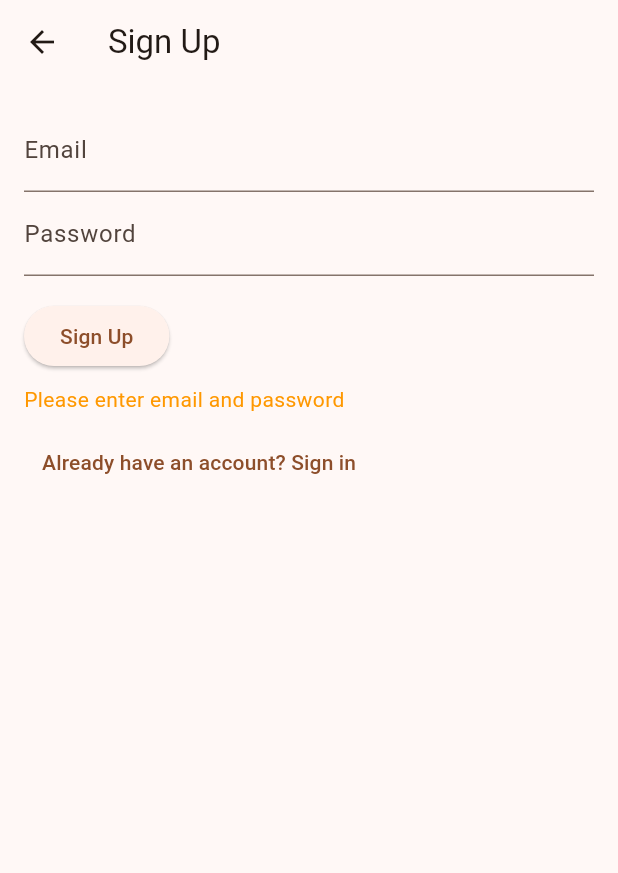
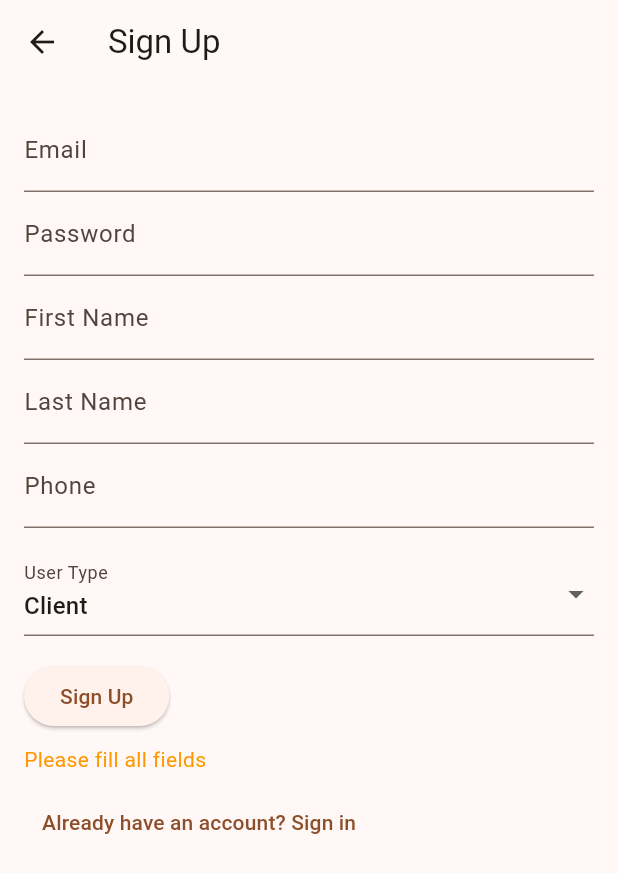
Before and after one commit to Q00R/bite-express, a Flutter app: the SignUpWidget screen opened directly, after a tap on "Sign Up", on a phone screen of 412 x 824 dp. Shown: the top 873 px of the screen. Run offline on Flutter 3.47's test engine with Material 3 defaults, Android fonts, the phone set to English and light mode, and no system bars; our stand-ins replace carousel_slider, flutter_rating_bar, image_picker; missing offline and left inert: animation_search_bar, side_sheet; network calls fail.

Commit message:
added user type,last name,firstname,phone

```diff
--- a/biteexpress/lib/pages/Signup.dart
+++ b/biteexpress/lib/pages/Signup.dart
@@ -1,9 +1,9 @@
 import 'package:biteexpress/main.dart';
-import 'package:biteexpress/pages/SignIn.dart';
-import 'package:biteexpress/providers/authenticationProvider.dart';
 import 'package:flutter/material.dart';
 import 'package:provider/provider.dart';
 import './home.dart'; // Import the home screen
+import './SignIn.dart';
+import '../providers/authenticationProvider.dart';
 
 class SignUpWidget extends StatefulWidget {
   @override
@@ -13,23 +13,42 @@ class SignUpWidget extends StatefulWidget {
 class _SignUpWidgetState extends State<SignUpWidget> {
   final TextEditingController _emailController = TextEditingController();
   final TextEditingController _passwordController = TextEditingController();
+  final TextEditingController _firstNameController = TextEditingController();
+  final TextEditingController _lastNameController = TextEditingController();
+  final TextEditingController _phoneController = TextEditingController();
 
   String _errorMessage = '';
+  String _userType = 'Client'; // Default user type
 
   Future<void> _signUp() async {
     final email = _emailController.text.trim();
     final password = _passwordController.text.trim();
+    final firstName = _firstNameController.text.trim();
+    final lastName = _lastNameController.text.trim();
+    final phone = _phoneController.text.trim();
 
-    if (email.isEmpty || password.isEmpty) {
+    if (email.isEmpty ||
+        password.isEmpty ||
+        firstName.isEmpty ||
+        lastName.isEmpty ||
+        phone.isEmpty) {
       setState(() {
-        _errorMessage = 'Please enter email and password';
+        _errorMessage = 'Please fill all fields';
       });
       return;
     }
 
     try {
       await Provider.of<AuthenticationProvider>(context, listen: false)
-          .signUpWithEmailAndPassword(em: email, pass: password);
+          .signUpWithEmailAndPassword(
+        email: email,
+        password: password,
+        firstName: firstName,
+        lastName: lastName,
+        phone: phone,
+        userType:
+            _userType, // Pass the selected user type to the sign-up method
+      );
       setState(() {
         _errorMessage = 'Sign up successful!';
       });
@@ -64,6 +83,36 @@ class _SignUpWidgetState extends State<SignUpWidget> {
               decoration: InputDecoration(labelText: 'Password'),
               obscureText: true,
             ),
+            TextField(
+              controller: _firstNameController,
+              decoration: InputDecoration(labelText: 'First Name'),
+            ),
+            TextField(
+              controller: _lastNameController,
+              decoration: InputDecoration(labelText: 'Last Name'),
+            ),
+            TextField(
+              controller: _phoneController,
+              decoration: InputDecoration(labelText: 'Phone'),
+            ),
+            SizedBox(height: 16.0),
+            DropdownButtonFormField(
+              value: _userType,
+              onChanged: (value) {
+                setState(() {
+                  _userType = value.toString();
+                });
+              },
+              items: ['Client', 'Vendor']
+                  .map((type) => DropdownMenuItem(
+                        value: type,
+                        child: Text(type),
+                      ))
+                  .toList(),
+              decoration: InputDecoration(
+                labelText: 'User Type',
+              ),
+            ),
             SizedBox(height: 16.0),
             ElevatedButton(
               onPressed: _signUp,
@@ -96,6 +145,9 @@ class _SignUpWidgetState extends State<SignUpWidget> {
   void dispose() {
     _emailController.dispose();
     _passwordController.dispose();
+    _firstNameController.dispose();
+    _lastNameController.dispose();
+    _phoneController.dispose();
     super.dispose();
   }
 }
```
Also changed, not shown: biteexpress/lib/providers/authenticationProvider.dart (+53 -4 lines).
